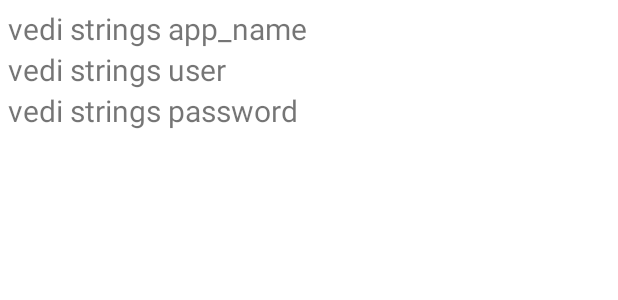
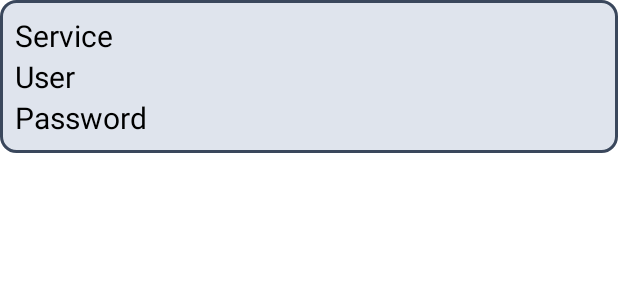
Before and after one commit to nicolamaritan/cypher, an Android app: the layout widget_listview_item.xml on its own in the app's theme, with its tools: preview values and no code run, on a phone screen of 412 x 824 dp. Shown: the top 300 px of the screen. Run offline under Robolectric (Android 15) with nearby library versions, the phone set to English and light mode, and no system bars.

Commit message:
ui changes

```diff
--- a/app/src/main/java/com/project/passwordmanager/adapters/CredentialsAdapter.kt
+++ b/app/src/main/java/com/project/passwordmanager/adapters/CredentialsAdapter.kt
@@ -35,7 +35,7 @@ class CredentialsAdapter:
 
     override fun onCreateViewHolder(parent: ViewGroup, viewType: Int): PwmViewHolder {
         val view = LayoutInflater.from(parent.context)
-            .inflate(R.layout.password_manager_item, parent, false)
+            .inflate(R.layout.credentials_recyclerview_item, parent, false)
 
         return PwmViewHolder(view)
     }
--- a/app/src/main/java/com/project/passwordmanager/widget/PasswordManagerWidgetService.kt
+++ b/app/src/main/java/com/project/passwordmanager/widget/PasswordManagerWidgetService.kt
@@ -116,7 +116,7 @@ class PasswordManagerWidgetService: RemoteViewsService() {
             //WARNING! As this is not a RecyclerView, the list in the widget will be less efficient! So, don't put a large amount of data inside!
 
             //takes the view to display remotely in the widget
-            val view = RemoteViews(context.packageName, R.layout.password_manager_item)
+            val view = RemoteViews(context.packageName, R.layout.widget_listview_item)
             val entry = widgetData!!.getEntry(position)
 
             //set the text in the view, taking the id of the TextView and the element to insert in it
--- a/app/src/main/res/drawable/rounded_corners.xml
+++ b/app/src/main/res/drawable/credentials_recyclerview_item_background.xml
@@ -2,7 +2,10 @@
 <shape xmlns:android="http://schemas.android.com/apk/res/android"
     android:shape="rectangle">
 
-    <solid  android:color="@color/cardview_light_background"/>
+    <solid  android:color="#dfe4ed"/>
     <corners    android:radius="10dp" />
+    <stroke
+        android:width="2dp"
+        android:color="#3a475c" />
 
 </shape>
--- a/app/src/main/res/layout/fragment_credentials.xml
+++ b/app/src/main/res/layout/fragment_credentials.xml
@@ -2,7 +2,8 @@
 <layout xmlns:android="http://schemas.android.com/apk/res/android"
     xmlns:tools="http://schemas.android.com/tools"
     xmlns:app="http://schemas.android.com/apk/res-auto"
-    tools:context=".fragments.CredentialsFragment">
+    tools:context=".fragments.CredentialsFragment"
+    android:layout_margin="10dp">
 
     <data>
         <variable
--- a/app/src/main/res/layout/password_manager_item.xml
+++ b/app/src/main/res/layout/widget_listview_item.xml
@@ -3,33 +3,32 @@
     android:layout_width="match_parent"
     android:layout_height="wrap_content"
     android:orientation="vertical"
-    android:background="@drawable/rounded_corners"
-    android:padding="5dp">
+    android:background="@drawable/credentials_recyclerview_item_background"
+    android:padding="10dp">
 
     <TextView
         android:id="@+id/service"
+        android:textColor="@color/black"
         android:layout_width="match_parent"
         android:layout_height="wrap_content"
-        android:text="vedi strings app_name"
+        android:text="Service"
         android:textSize="20sp" />
 
 
     <TextView
         android:id="@+id/user"
+        android:textColor="@color/black"
         android:layout_width="match_parent"
         android:layout_height="wrap_content"
-        android:text="vedi strings user"
+        android:text="User"
         android:textSize="20sp"/>
 
     <TextView
         android:id="@+id/password"
+        android:textColor="@color/black"
         android:layout_width="match_parent"
         android:layout_height="wrap_content"
-        android:text="vedi strings password"
+        android:text="Password"
         android:textSize="20sp"/>
 
-    <Space
-        android:layout_width="match_parent"
-        android:layout_height="20dp" />
-
 </LinearLayout>
```
Also changed, not shown: app/src/main/res/drawable/widget_listview_item_background.xml (added, +11 -0 lines), app/src/main/res/layout/credentials_recyclerview_item.xml (added, +40 -0 lines).
